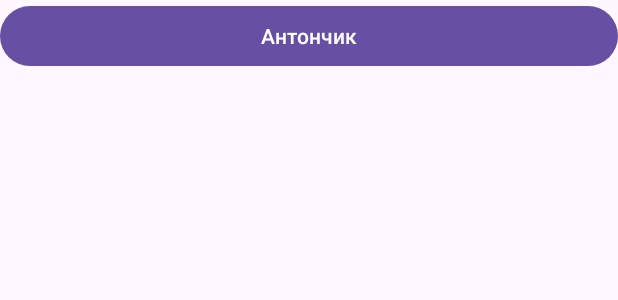
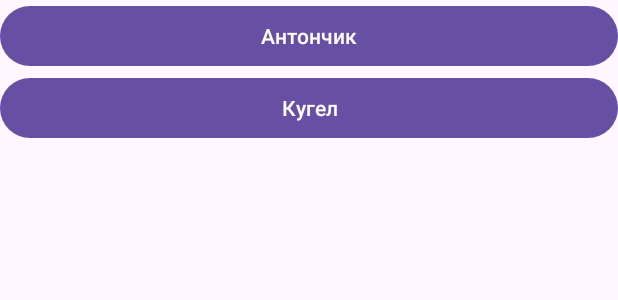
Before and after one commit to kostant/project_kmept, an Android app: the layout activity_main.xml on its own in the app's theme, with its tools: preview values and no code run, on a phone screen of 412 x 824 dp. Shown: the top 300 px of the screen. Run offline under Robolectric (Android 15) with nearby library versions, the phone set to English and light mode, and no system bars.

Commit message:
Commit message

```diff
--- a/app/src/main/AndroidManifest.xml
+++ b/app/src/main/AndroidManifest.xml
@@ -23,6 +23,7 @@
         </activity>
 
         <activity android:name=".screens.AntonchikActivity"/>
+        <activity android:name=".screens.LyraActivity"/>
     </application>
 
 </manifest>
--- a/app/src/main/java/com/example/projectkmept/MainActivity.kt
+++ b/app/src/main/java/com/example/projectkmept/MainActivity.kt
@@ -8,6 +8,7 @@ import androidx.appcompat.app.AppCompatActivity
 import androidx.core.view.ViewCompat
 import androidx.core.view.WindowInsetsCompat
 import com.example.projectkmept.screens.AntonchikActivity
+import com.example.projectkmept.screens.LyraActivity
 
 class MainActivity : AppCompatActivity() {
     override fun onCreate(savedInstanceState: Bundle?) {
@@ -18,5 +19,9 @@ class MainActivity : AppCompatActivity() {
             val intent = Intent(this, AntonchikActivity::class.java)
             startActivity(intent)
         }
+        findViewById<Button>(R.id.lyraButton).setOnClickListener {
+            val intent = Intent(this, LyraActivity::class.java)
+            startActivity(intent)
+        }
     }
 }
--- a/app/src/main/res/layout/activity_main.xml
+++ b/app/src/main/res/layout/activity_main.xml
@@ -18,6 +18,12 @@
             android:layout_height="wrap_content"
             android:text="Антончик"/>
 
+        <Button
+            android:id="@+id/lyraButton"
+            android:layout_width="match_parent"
+            android:layout_height="wrap_content"
+            android:text="Кугел"/>
+
     </LinearLayout>
 
 </ScrollView>
```
Also changed, not shown: app/src/main/java/com/example/projectkmept/screens/LyraActivity.kt (added, +12 -0 lines), app/src/main/res/layout/activity_lyra.xml (added, +12 -0 lines).
